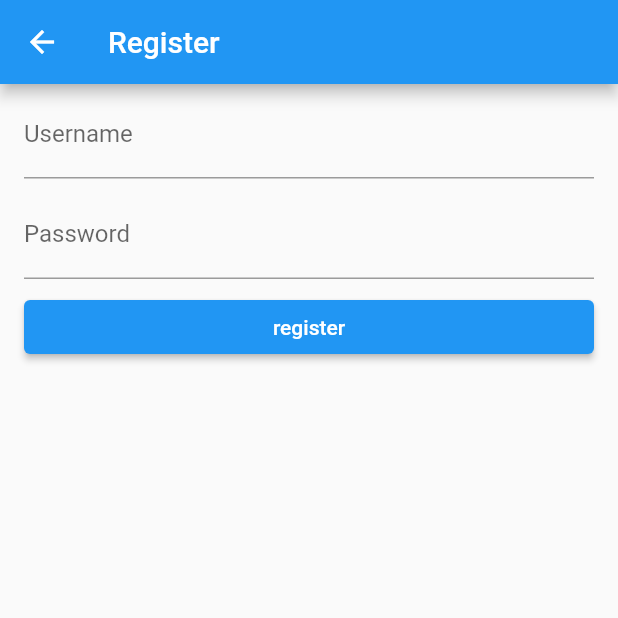
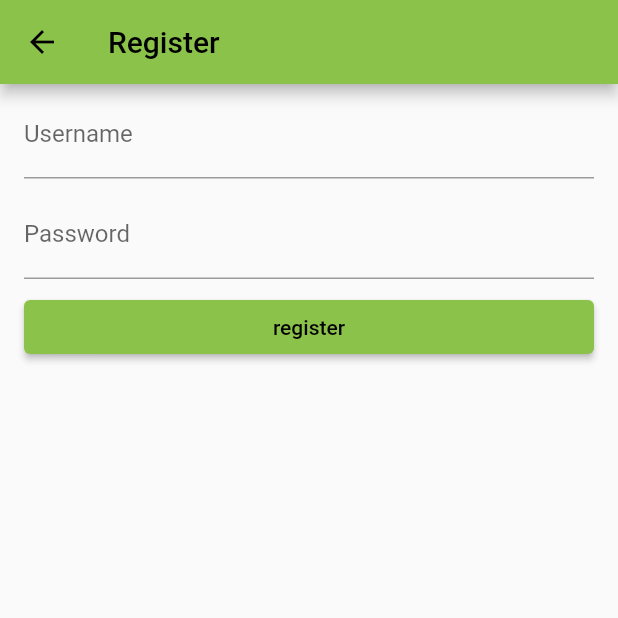
Before and after one commit to mimmiam/gsb_day03, a Flutter app: the RegisterScreen screen opened by its route, on a phone screen of 412 x 824 dp, the top half of it. Run offline on Flutter 3.47's test engine with Material 2 defaults, Android fonts, the light colour scheme and no system bars.

Commit message:
login fucntion and alert msg function

```diff
--- a/analysis_options.yaml
+++ b/analysis_options.yaml
@@ -22,6 +22,9 @@ linter:
   # `// ignore_for_file: name_of_lint` syntax on the line or in the file
   # producing the lint.
   rules:
+    depend_on_referenced_packages: false
+    prefer_const_constructors: false
+    avoid_print: false
     # avoid_print: false  # Uncomment to disable the `avoid_print` rule
     # prefer_single_quotes: true  # Uncomment to enable the `prefer_single_quotes` rule
 
--- a/lib/main.dart
+++ b/lib/main.dart
@@ -15,6 +15,9 @@ class MyApp extends StatelessWidget {
       routes: {
         '/register' : (context) => RegisterScreen()
       },
+      theme: ThemeData(
+          primarySwatch: Colors.lightGreen,
+      ),
       home: LoginScreen(),
     );
   }
--- /dev/null
+++ b/lib/models/http_status_msg.dart
@@ -0,0 +1,6 @@
+class HttpStatusMsg{
+  bool success;
+  String ? err;
+  Object ? result;
+  HttpStatusMsg({this.success = true, this.err, this.result});
+}
--- a/lib/pages/accounts/login.dart
+++ b/lib/pages/accounts/login.dart
@@ -1,5 +1,6 @@
 import 'package:flutter/material.dart';
 import 'package:gsb_day03/components/user_form.dart';
+import 'package:gsb_day03/services/user_service.dart';
 
 class LoginScreen extends StatefulWidget {
   const LoginScreen({Key? key}) : super(key: key);
@@ -35,6 +36,9 @@ class _LoginScreenState extends State<LoginScreen> {
     );
   }
 
-  _submit() {}
+  _submit(String username, String password) async{
+    UserService userService = UserService();
+    await userService.login(username: username, password: password);
+  }
 
 }
--- /dev/null
+++ b/lib/utils/alert_helper.dart
@@ -0,0 +1,15 @@
+import 'package:flutter/material.dart';
+
+class AlertHelper{
+  static showBar({
+    required BuildContext context,
+    required String msg,
+    bool isError = false
+  }){
+    SnackBar snackBar = SnackBar(
+      backgroundColor: isError == true ? Colors.red : Colors.green,
+        content: Text('complete')
+    );
+    ScaffoldMessenger.of(context).showSnackBar(snackBar);
+  }
+}
```
Also changed, not shown: lib/pages/accounts/register.dart (+9 -2 lines), lib/service/user_service.dart (deleted, +0 -26 lines), lib/services/user_service.dart (added, +51 -0 lines).
